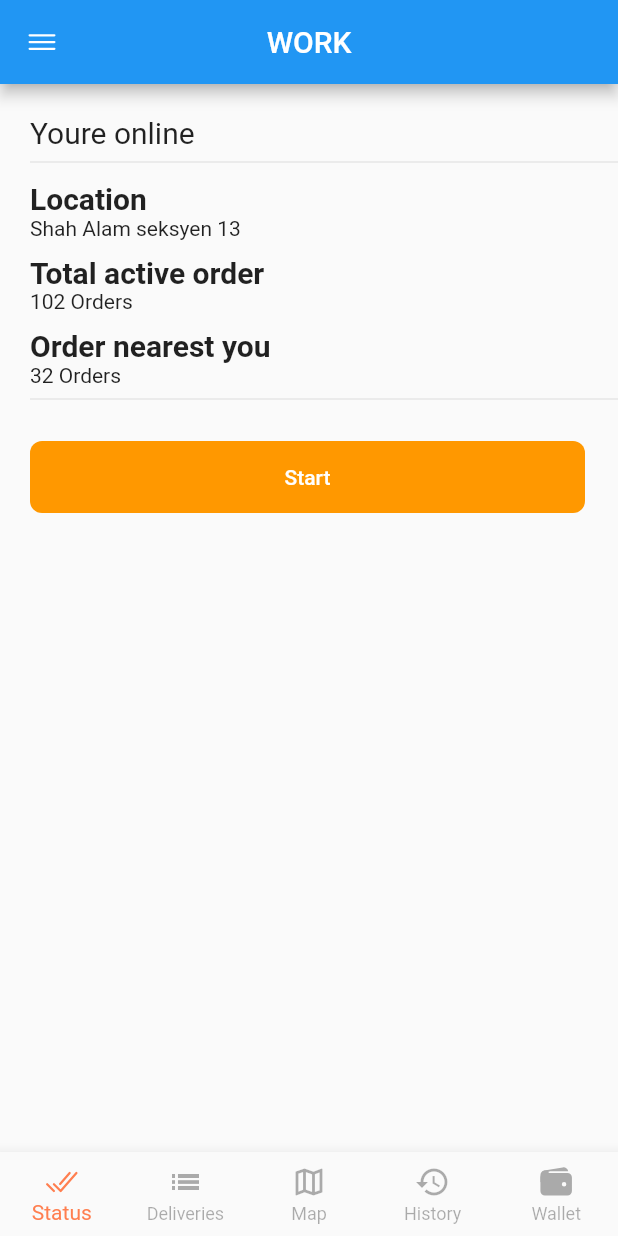
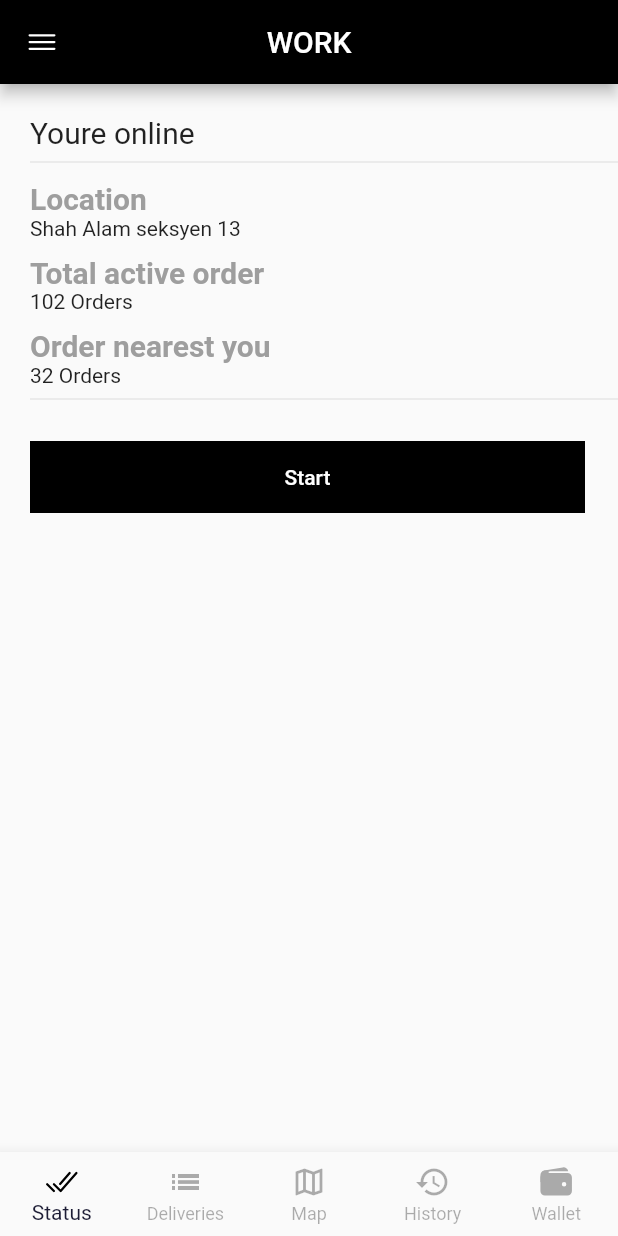
Before and after one commit to Zulfadlifauzi/riderapp, a Flutter app: the screen it shows after launch, on a phone screen of 412 x 824 dp. Run offline on Flutter 3.47's test engine with Material 2 defaults, Android fonts, the phone set to English and light mode, and no system bars; our stand-ins replace google_maps_flutter, ionicons.

Commit message:
debug on screens

```diff
--- a/lib/screens/history.dart
+++ b/lib/screens/history.dart
@@ -13,8 +13,12 @@ class _HistoryScreenState extends State<HistoryScreen> {
   Widget build(BuildContext context) {
     return Scaffold(
       appBar: AppBar(
+        backgroundColor: Colors.black,
         centerTitle: true,
-        title: const Text('HISTORY'),
+        title: const Text(
+          'HISTORY',
+          style: TextStyle(color: Colors.white),
+        ),
         leading: IconButton(
           onPressed: () {},
           icon: const Icon(Ionicons.menu_outline),
--- a/lib/screens/status.dart
+++ b/lib/screens/status.dart
@@ -15,8 +15,12 @@ class _StatusScreenState extends State<StatusScreen> {
   Widget build(BuildContext context) {
     return Scaffold(
       appBar: AppBar(
+        backgroundColor: Colors.black,
         centerTitle: true,
-        title: const Text('WORK'),
+        title: const Text(
+          'WORK',
+          style: TextStyle(color: Colors.white),
+        ),
         leading: IconButton(
           onPressed: () {},
           icon: const Icon(Ionicons.menu_outline),
@@ -37,19 +41,28 @@ class _StatusScreenState extends State<StatusScreen> {
               SizedBox(height: 5),
               Text(
                 'Location',
-                style: TextStyle(fontSize: 20, fontWeight: FontWeight.w600),
+                style: TextStyle(
+                    fontSize: 20,
+                    color: Colors.grey,
+                    fontWeight: FontWeight.w600),
               ),
               Text('Shah Alam seksyen 13'),
               SizedBox(height: 10),
               Text(
                 'Total active order',
-                style: TextStyle(fontSize: 20, fontWeight: FontWeight.w600),
+                style: TextStyle(
+                    fontSize: 20,
+                    color: Colors.grey,
+                    fontWeight: FontWeight.w600),
               ),
               Text('102 Orders'),
               SizedBox(height: 10),
               Text(
                 'Order nearest you',
-                style: TextStyle(fontSize: 20, fontWeight: FontWeight.w600),
+                style: TextStyle(
+                    fontSize: 20,
+                    color: Colors.grey,
+                    fontWeight: FontWeight.w600),
               ),
               Text('32 Orders'),
               Divider(),
@@ -58,8 +71,8 @@ class _StatusScreenState extends State<StatusScreen> {
                 child: Container(
                   width: 370,
                   decoration: BoxDecoration(
-                      color: Colors.orange,
-                      borderRadius: BorderRadius.circular(8)),
+                    color: Colors.black,
+                  ),
                   child: TextButton(
                     onPressed: () {},
                     child: Text(
--- a/lib/widgets/bottom_tab_navigator.dart
+++ b/lib/widgets/bottom_tab_navigator.dart
@@ -28,8 +28,8 @@ class _BottomTabNavigatorState extends State<BottomTabNavigator> {
     return Scaffold(
       body: pageList[pageIndex],
       bottomNavigationBar: BottomNavigationBar(
-        selectedIconTheme: const IconThemeData(color: kPrimaryColor),
-        selectedItemColor: const Color(0xFFFF7F50),
+        selectedIconTheme: const IconThemeData(color: Colors.black),
+        selectedItemColor: const Color(0xFF1D1D35),
         unselectedItemColor: kContentColorDarkTheme.withOpacity(0.32),
         currentIndex: pageIndex,
         onTap: (value) {
```
Also changed, not shown: lib/screens/delivery.dart (+7 -3 lines), lib/screens/wallet.dart (+10 -6 lines).
